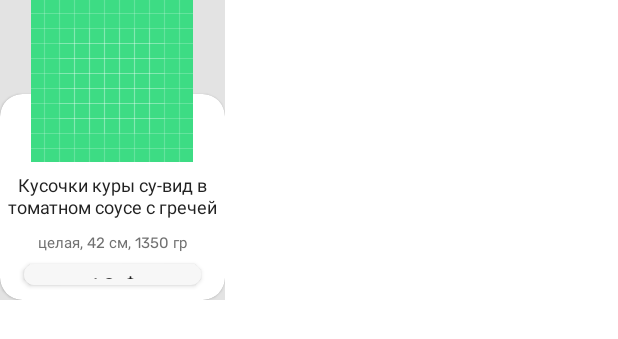
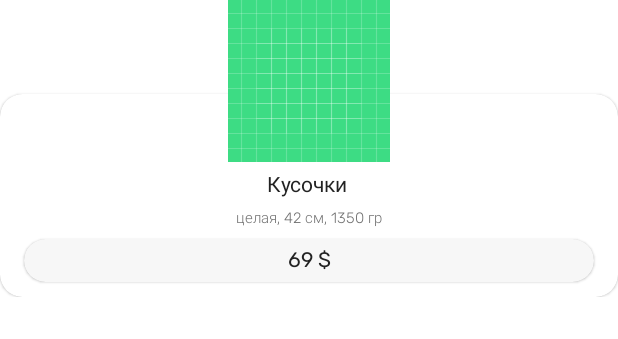
Before and after one commit to qwonix/FoxWhiskers, an Android app: the layout item_dish.xml on its own in the app's theme, with its tools: preview values and no code run, on a phone screen of 412 x 824 dp. Shown: the top 339 px of the screen. Run offline under Robolectric (Android 15) with nearby library versions, the phone set to English and light mode, and no system bars.

Commit message:
replace Button with CardView

```diff
--- a/app/src/main/res/layout/item_dish.xml
+++ b/app/src/main/res/layout/item_dish.xml
@@ -12,27 +12,25 @@
 
 
     <RelativeLayout
-        android:layout_width="150dp"
-        android:layout_height="200dp"
-        android:background="@color/gray_300"
-        android:orientation="vertical">
+        android:layout_width="wrap_content"
+        android:layout_height="wrap_content">
 
         <ImageView
             android:id="@+id/card_dish_image"
             android:layout_width="wrap_content"
             android:layout_height="wrap_content"
             android:layout_centerHorizontal="true"
+            android:contentDescription="dish image"
             android:elevation="20dp"
             android:minWidth="100dp"
             android:minHeight="100dp"
             android:scaleType="centerCrop"
             app:imageUrl="@{dish.imageUrl}"
-            tools:background="@drawable/ic_launcher_background"
-            android:contentDescription="dish image" />
+            tools:background="@drawable/ic_launcher_background" />
 
         <com.google.android.material.card.MaterialCardView
             android:layout_width="match_parent"
-            android:layout_height="match_parent"
+            android:layout_height="wrap_content"
             android:layout_below="@+id/card_dish_image"
             android:layout_marginTop="-45dp"
             android:backgroundTint="@color/white"
@@ -57,14 +55,14 @@
                     android:text="@{dish.title}"
                     android:textColor="@color/gray_900"
                     android:textSize="14sp"
-                    tools:text="Кусочки куры су-вид в томатном соусе с гречей" />
+                    tools:text="Кусочки " />
 
                 <TextView
                     android:layout_width="match_parent"
                     android:layout_height="match_parent"
                     android:layout_marginTop="3dp"
                     android:ellipsize="end"
-                    android:fontFamily="@font/rubik_regular"
+                    android:fontFamily="@font/rubik_light"
                     android:gravity="center"
                     android:maxLines="1"
                     android:scrollHorizontally="false"
@@ -73,7 +71,7 @@
                     android:textSize="10sp"
                     tools:text="целая, 42 см, 1350 гр" />
 
-                <com.google.android.material.button.MaterialButton
+                <com.google.android.material.card.MaterialCardView
                     android:layout_width="match_parent"
                     android:layout_height="wrap_content"
                     android:layout_marginHorizontal="16dp"
@@ -81,19 +79,20 @@
                     android:layout_marginBottom="10dp"
                     android:backgroundTint="@color/gray_100"
                     android:elevation="10dp"
-                    android:fontFamily="@font/rubik_regular"
-                    android:gravity="center"
-                    android:insetTop="0dp"
-                    android:insetBottom="0dp"
-                    android:text="@{dish.currencyPrice}"
-                    android:textColor="@color/gray_900"
-                    app:cornerRadius="15dp"
-                    tools:text="69 $" />
+                    app:cardCornerRadius="15dp">
 
+                    <TextView
+                        android:layout_width="match_parent"
+                        android:layout_height="wrap_content"
+                        android:layout_marginVertical="3dp"
+                        android:fontFamily="@font/rubik_regular"
+                        android:gravity="center"
+                        android:text="@{dish.currencyPrice}"
+                        android:textColor="@color/gray_900"
+                        tools:text="69 $" />
+
+                </com.google.android.material.card.MaterialCardView>
             </LinearLayout>
-
         </com.google.android.material.card.MaterialCardView>
-
-
     </RelativeLayout>
 </layout>
```
